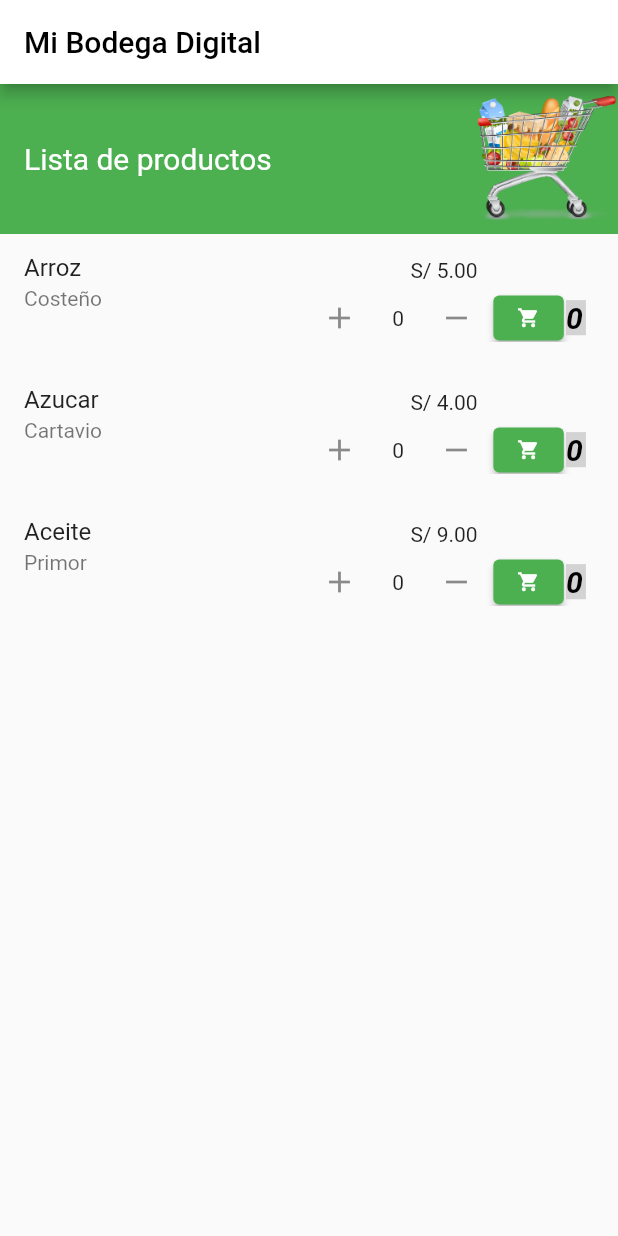
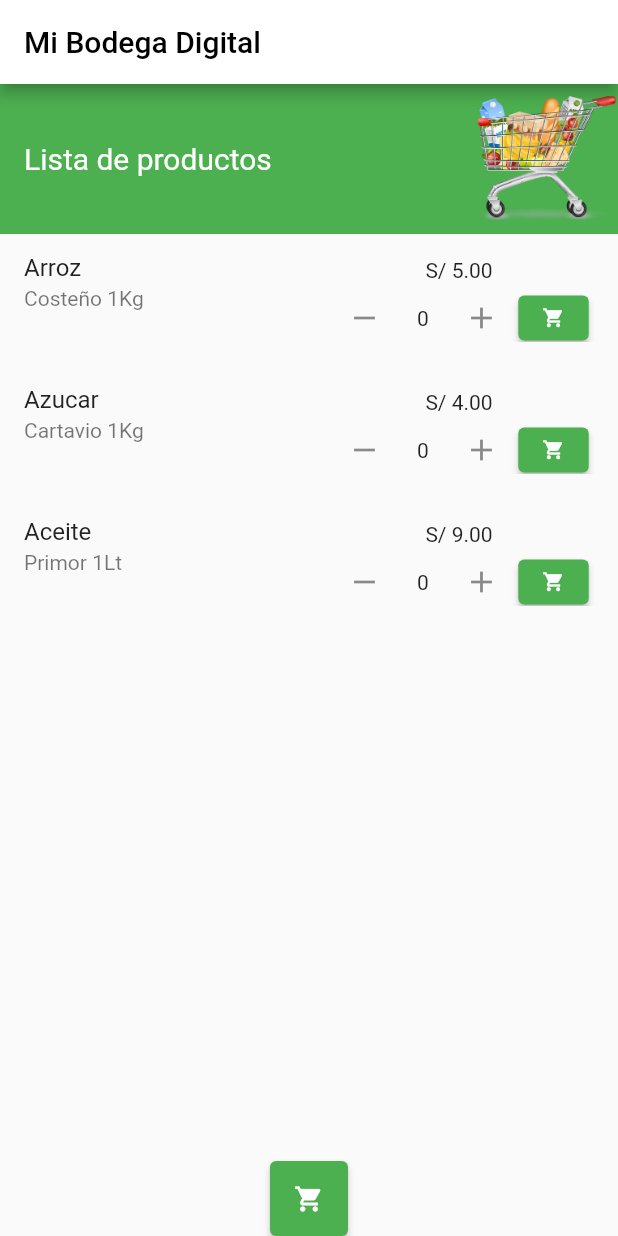
Before and after one commit to i2213652/CP_IDL1_S1022, a Flutter app: the screen it shows after launch, on a phone screen of 412 x 824 dp. Run offline on Flutter 3.47's test engine with Material 2 defaults, Android fonts, the phone set to English and light mode, and no system bars.

Commit message:
funcionamiento de vista carrito de compras

```diff
--- a/first_app/lib/main.dart
+++ b/first_app/lib/main.dart
@@ -1,5 +1,4 @@
 import 'package:flutter/material.dart';
-
 import 'package:first_app/widgets/appbar_products.dart';
 
 void main() => runApp(const MyApp());
@@ -14,7 +13,7 @@ class MyApp extends StatelessWidget {
       theme: ThemeData(
         primarySwatch: Colors.blue,
       ),
-      home: const AppBarProducts(),
+      home: AppBarProducts(),
     );
   }
 }
--- a/first_app/lib/widgets/appbar_products.dart
+++ b/first_app/lib/widgets/appbar_products.dart
@@ -2,8 +2,6 @@ import 'package:flutter/material.dart';
 import 'package:first_app/widgets/listview_products.dart';
 
 class AppBarProducts extends StatelessWidget {
-  const AppBarProducts({Key? key}) : super(key: key);
-
   @override
   Widget build(BuildContext context) {
     return Scaffold(
--- a/first_app/lib/widgets/listview_products.dart
+++ b/first_app/lib/widgets/listview_products.dart
@@ -1,6 +1,7 @@
 import 'package:flutter/material.dart';
 import 'package:first_app/services/product_service.dart';
 import 'package:first_app/models/product.dart';
+import 'package:first_app/widgets/cart_products.dart';
 
 class ProductListWidget extends StatefulWidget {
   const ProductListWidget({
@@ -13,7 +14,7 @@ class ProductListWidget extends StatefulWidget {
 
 class ProductListWidgetState extends State<ProductListWidget> {
   List<Product> products = [];
-  List<Product> products_car = [];
+  List<Product> productsCart = [];
 
   @override
   void initState() {
@@ -55,11 +56,32 @@ class ProductListWidgetState extends State<ProductListWidget> {
     });
   }
 
-  void addCar(int id) {
+  void addCart(int id) {
     setState(() {
       for (int i = 0; i < products.length; i++) {
         if (products[i].id == id) {
-          products_car.add(products[i]);
+          if (products[i].inCar > 0) {
+            productsCart.add(products[i]);
+          } else {
+            showDialog(
+              context: context,
+              builder: (BuildContext context) {
+                return AlertDialog(
+                  title: const Text('¡Ups!'),
+                  content: const Text('La cantidad debe ser mayor a 0.'),
+                  actions: <Widget>[
+                    TextButton(
+                      child: const Text('OK'),
+                      onPressed: () {
+                        Navigator.of(context).pop(); // Cierra la alerta
+                      },
+                    ),
+                  ],
+                );
+              },
+            );
+          }
+
           break;
         }
       }
@@ -68,71 +90,40 @@ class ProductListWidgetState extends State<ProductListWidget> {
 
   @override
   Widget build(BuildContext context) {
-    return ListView.builder(
+    return Column(children: <Widget>[
+      Expanded(
+          child: ListView.builder(
         itemCount: products.length,
         itemBuilder: (BuildContext context, int index) {
           return ListTile(
             // contentPadding: EdgeInsets.only(bottom: 0.0),
             title: Text(products[index].name),
-          subtitle: Text(products[index].brand),
+            subtitle:
+                Text('${products[index].brand} ${products[index].quantity}'),
             isThreeLine: true,
-          // trailing: Column(mainAxisSize: MainAxisSize.min, children: [
-          //   // Row(children: [Text(products[index].name)]),
-          //   Row(
-          //     mainAxisSize: MainAxisSize.min,
-          //     children: [
-          //       ElevatedButton(
-          //         onPressed: () {
-          //           // Acción para el botón
-          //         },
-          //         child: Icon(Icons.add, size: 15.0),
-          //         style: ElevatedButton.styleFrom(
-          //           backgroundColor: Colors.green,
-          //           minimumSize: Size(30, 30), // Cambia el tamaño aquí
-          //         ),
-          //       ),
-          //       IconButton(
-          //         icon: const Icon(Icons.add),
-          //         onPressed: () {
-          //           // Acción para el botón de aumento
-          //         },
-          //       ),
-          //       SizedBox(
-          //         width: 30,
-          //         child: TextField(
-          //           decoration: InputDecoration(
-          //             hintText: '0',
-          //           ),
-          //           keyboardType: TextInputType.number,
-          //           textAlign: TextAlign.center,
-          //         ),
-          //       ),
-          //       IconButton(
-          //         icon: Icon(Icons.remove),
-          //         onPressed: () {
-          //           // Acción para el botón de disminución
-          //         },
-          //       ),
-          //     ],
-          //   )
-          // ]),
 
             trailing: SingleChildScrollView(
                 child: SizedBox(
-                  width: 200,
+                    width: 180,
                     child: Column(mainAxisSize: MainAxisSize.min, children: [
-                    Row(mainAxisAlignment: MainAxisAlignment.center, children: [
+                      Row(
+                          mainAxisAlignment: MainAxisAlignment.center,
+                          children: [
                             Text(
-                        'S/ ' + products[index].price.toStringAsFixed(2),
+                              'S/ ${products[index].price.toStringAsFixed(2)}',
                             )
                           ]),
                       Row(
                         mainAxisSize: MainAxisSize.min,
                         children: [
+                          Visibility(
+                            visible: !productsCart.any(
+                                (objeto) => objeto.id == products[index].id),
+                            child: Row(children: [
                               IconButton(
-                          icon: const Icon(Icons.add),
+                                icon: const Icon(Icons.remove),
                                 onPressed: () {
-                            incrementValue(products[index].id);
+                                  decrementValue(products[index].id);
                                 },
                               ),
                               SizedBox(
@@ -143,26 +134,31 @@ class ProductListWidgetState extends State<ProductListWidget> {
                                 )),
                               ),
                               IconButton(
-                          icon: const Icon(Icons.remove),
+                                icon: const Icon(Icons.add),
                                 onPressed: () {
-                            decrementValue(products[index].id);
+                                  incrementValue(products[index].id);
                                 },
                               ),
-                        ElevatedButton(
+                            ]),
+                          ),
+                          Visibility(
+                              visible: !productsCart.any(
+                                  (objeto) => objeto.id == products[index].id),
+                              child: ElevatedButton(
                                 onPressed: () {
-                            Navigator.of(context).push(
-                              MaterialPageRoute(
-                                builder: (context) => Pantalla2(),
-                              ),
-                            );
+                                  addCart(products[index].id);
                                 },
-                          child: Icon(Icons.shopping_cart, size: 15.0),
                                 style: ElevatedButton.styleFrom(
                                   backgroundColor: Colors.green,
-                            minimumSize: Size(30, 30),
+                                  minimumSize: const Size(30, 30),
                                 ),
-                        ),
-                        Text(products[index].inCar.toString(),
+                                child:
+                                    const Icon(Icons.shopping_cart, size: 15.0),
+                              )),
+                          Visibility(
+                              visible: productsCart.any(
+                                  (objeto) => objeto.id == products[index].id),
+                              child: Text(products[index].inCar.toString(),
                                   style: const TextStyle(
                                       color: Colors.black,
                                       fontSize: 20,
@@ -171,72 +167,27 @@ class ProductListWidgetState extends State<ProductListWidget> {
                                       letterSpacing: 2.0,
                                       wordSpacing: 5.0,
                                       backgroundColor:
-                                    Color.fromARGB(209, 204, 202, 202)))
+                                          Color.fromARGB(209, 204, 202, 202)))),
                         ],
                       )
                     ]))),
           );
         },
-    );
-  }
-
-  // Widget build(BuildContext context) {
-  //   return ListView.separated(
-  //       itemCount: products.length,
-  //       itemBuilder: (BuildContext context, int index) {
-  //         return Container(
-  //             height: 500.0,
-  //             child: ListTile(
-  //               title: Text(products[index].name),
-  //               subtitle: Text(products[index].brand),
-  //               tileColor: Colors.white,
-  //               onTap: () {},
-  //               leading: Image.asset(
-  //                 'assets/images/${products[index].img}',
-  //                 width: 40,
-  //                 height: 40,
-  //               ),
-  //               trailing: Column(
-  //                   crossAxisAlignment: CrossAxisAlignment.start,
-  //                   children: [
-  //                     Text('S/ ${products[index].price.toStringAsFixed(2)}'),
-  //                     Container(
-  //                       width: 30.0, // Adjust the width to change the size
-  //                       height: 30.0, // Adjust the height to change the size
-  //                       // Adjust the width as needed
-  //                       decoration: const BoxDecoration(
-  //                         color: Colors
-  //                             .green, // Set the background color of the button
-  //                         shape: BoxShape.circle, // Adjust the radius as needed
-  //                       ),
-  //                       child: IconButton(
-  //                         icon: const Icon(Icons.add, size: 15.0), // Adj),
-  //                         color: Colors.white, // Set the color of the icon
-  //                         onPressed: () {
-  //                           // Custom action when the button is pressed
-  //                           print('Button pressed');
-  //                         },
-  //                       ),
-  //                     ),
-  //                   ]),
-  //             ));
-  //       },
-  //       separatorBuilder: (BuildContext context, int index) => const Divider(
-  //             color: Colors.white,
-  //           ));
-  // }
-}
-
-class Pantalla2 extends StatelessWidget {
-  @override
-  Widget build(BuildContext context) {
-    return Scaffold(
-      appBar: AppBar(
-        title: Text('Carrito de compras'),
-      ),
-      body: Center(
-        child: Text('Estás en Pantalla 2'),
+      )),
+      ElevatedButton(
+        onPressed: () {
+          Navigator.of(context).push(
+            MaterialPageRoute(
+              builder: (context) => CartProductsWidget(cart: productsCart),
             ),
           );
+        },
+        child: Icon(Icons.shopping_cart, size: 20.0),
+        style: ElevatedButton.styleFrom(
+          backgroundColor: Colors.green,
+          minimumSize: Size(50, 50),
+        ),
+      ),
+    ]);
   }
 }
```
Also changed, not shown: first_app/lib/widgets/cart_products.dart (added, +69 -0 lines). Lines whose indentation alone changed are shown as unchanged.
